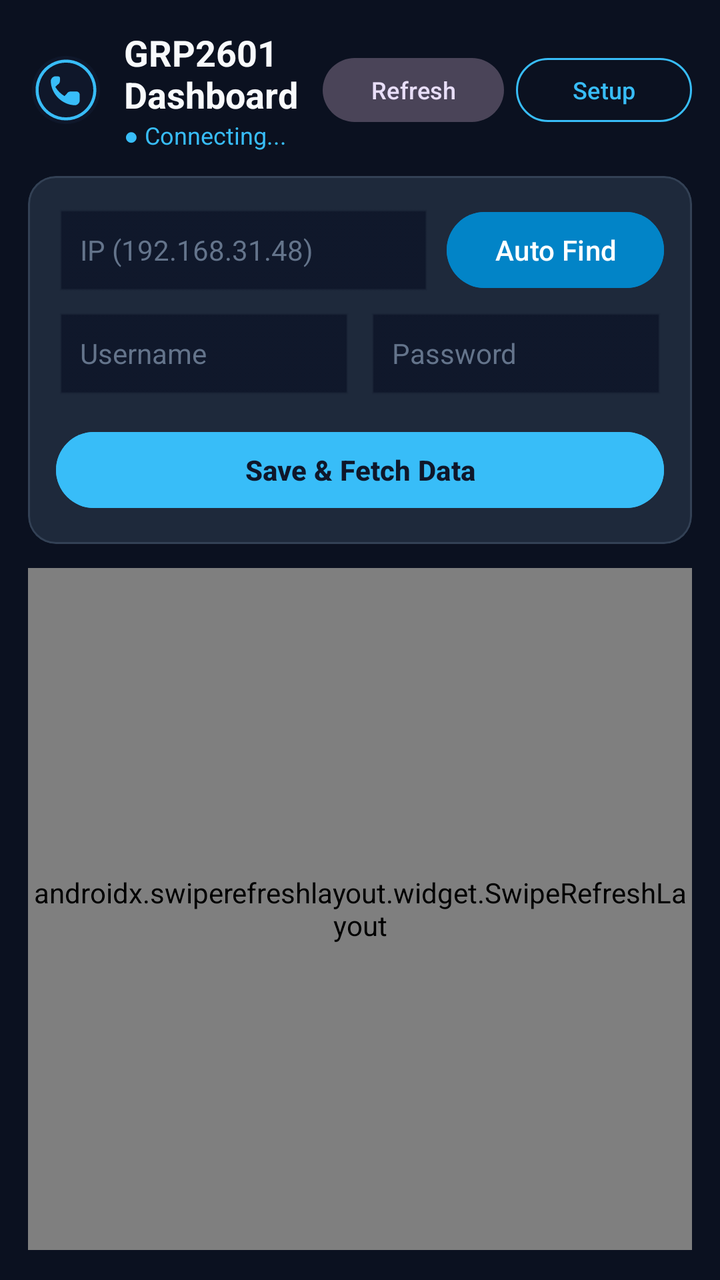
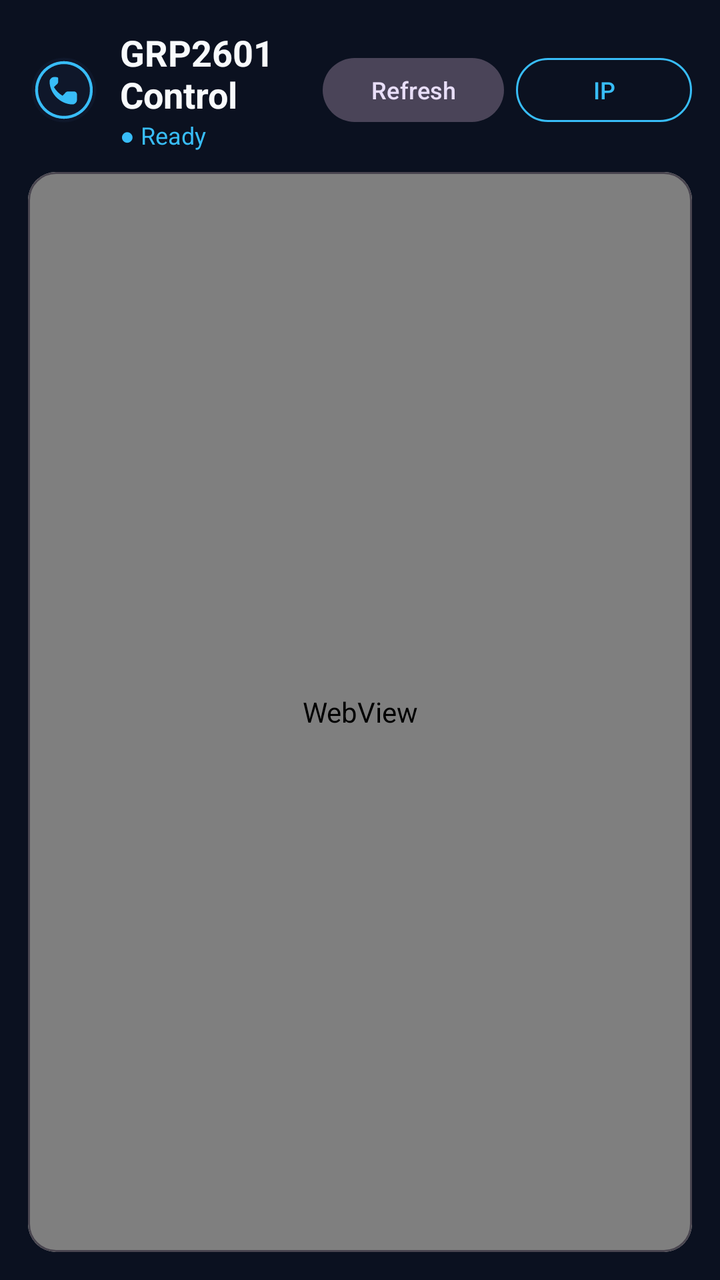

Compare the two renders of this Android layout. The source of the first and the diff that turns it into the second are given below.
<!-- AndroidManifest.xml: application theme Theme.GRPManager -->
<!-- res/layout/activity_main.xml -->
<?xml version="1.0" encoding="utf-8"?>
<LinearLayout xmlns:android="http://schemas.android.com/apk/res/android"
    xmlns:app="http://schemas.android.com/apk/res-auto"
    android:layout_width="match_parent"
    android:layout_height="match_parent"
    android:background="#0B1120"
    android:orientation="vertical"
    android:padding="14dp">

    
    <LinearLayout
        android:layout_width="match_parent"
        android:layout_height="wrap_content"
        android:gravity="center_vertical"
        android:orientation="horizontal"
        android:paddingBottom="12dp">

        <ImageView
            android:layout_width="38dp"
            android:layout_height="38dp"
            android:src="@drawable/ic_grp_logo" />

        <LinearLayout
            android:layout_width="0dp"
            android:layout_height="wrap_content"
            android:layout_marginStart="10dp"
            android:layout_weight="1"
            android:orientation="vertical">

            <TextView
                android:layout_width="wrap_content"
                android:layout_height="wrap_content"
                android:text="GRP2601 Dashboard"
                android:textColor="#F8FAFC"
                android:textSize="18sp"
                android:textStyle="bold" />

            <TextView
                android:id="@+id/tvConnectionBadge"
                android:layout_width="wrap_content"
                android:layout_height="wrap_content"
                android:text="● Connecting..."
                android:textColor="#38BDF8"
                android:textSize="12sp" />
        </LinearLayout>

        <Button
            android:id="@+id/btnRefresh"
            style="@style/Widget.Material3.Button.TonalButton"
            android:layout_width="wrap_content"
            android:layout_height="40dp"
            android:layout_marginEnd="6dp"
            android:text="Refresh"
            android:textSize="12sp" />

        <Button
            android:id="@+id/btnToggleSettings"
            style="@style/Widget.Material3.Button.OutlinedButton"
            android:layout_width="wrap_content"
            android:layout_height="40dp"
            android:text="Setup"
            android:textColor="#38BDF8"
            android:textSize="12sp"
            app:strokeColor="#38BDF8" />
    </LinearLayout>

    
    <com.google.android.material.card.MaterialCardView
        android:id="@+id/cardConfig"
        android:layout_width="match_parent"
        android:layout_height="wrap_content"
        android:layout_marginBottom="12dp"
        app:cardBackgroundColor="#1E293B"
        app:cardCornerRadius="14dp"
        app:strokeColor="#334155"
        app:strokeWidth="1dp">

        <LinearLayout
            android:layout_width="match_parent"
            android:layout_height="wrap_content"
            android:orientation="vertical"
            android:padding="14dp">

            <LinearLayout
                android:layout_width="match_parent"
                android:layout_height="wrap_content"
                android:orientation="horizontal">

                <EditText
                    android:id="@+id/etIp"
                    android:layout_width="0dp"
                    android:layout_height="46dp"
                    android:layout_weight="1"
                    android:background="@android:drawable/edit_text"
                    android:backgroundTint="#0F172A"
                    android:hint="IP (192.168.31.48)"
                    android:inputType="textUri"
                    android:paddingHorizontal="12dp"
                    android:textColor="#FFFFFF"
                    android:textColorHint="#64748B"
                    android:textSize="14sp" />

                <Button
                    android:id="@+id/btnAutoScan"
                    android:layout_width="wrap_content"
                    android:layout_height="46dp"
                    android:layout_marginStart="8dp"
                    android:backgroundTint="#0284C7"
                    android:text="Auto Find"
                    android:textColor="#FFFFFF" />
            </LinearLayout>

            <LinearLayout
                android:layout_width="match_parent"
                android:layout_height="wrap_content"
                android:layout_marginTop="8dp"
                android:orientation="horizontal">

                <EditText
                    android:id="@+id/etUser"
                    android:layout_width="0dp"
                    android:layout_height="46dp"
                    android:layout_marginEnd="4dp"
                    android:layout_weight="1"
                    android:background="@android:drawable/edit_text"
                    android:backgroundTint="#0F172A"
                    android:hint="Username"
                    android:paddingHorizontal="12dp"
                    android:textColor="#FFFFFF"
                    android:textColorHint="#64748B"
                    android:textSize="14sp" />

                <EditText
                    android:id="@+id/etPass"
                    android:layout_width="0dp"
                    android:layout_height="46dp"
                    android:layout_marginStart="4dp"
                    android:layout_weight="1"
                    android:background="@android:drawable/edit_text"
                    android:backgroundTint="#0F172A"
                    android:hint="Password"
                    android:inputType="textPassword"
                    android:paddingHorizontal="12dp"
                    android:textColor="#FFFFFF"
                    android:textColorHint="#64748B"
                    android:textSize="14sp" />
            </LinearLayout>

            <Button
                android:id="@+id/btnConnect"
                android:layout_width="match_parent"
                android:layout_height="46dp"
                android:layout_marginTop="10dp"
                android:backgroundTint="#38BDF8"
                android:text="Save &amp; Fetch Data"
                android:textColor="#0F172A"
                android:textStyle="bold" />
        </LinearLayout>
    </com.google.android.material.card.MaterialCardView>

    
    <androidx.swiperefreshlayout.widget.SwipeRefreshLayout
        android:id="@+id/swipeRefresh"
        android:layout_width="match_parent"
        android:layout_height="0dp"
        android:layout_weight="1">

        <ScrollView
            android:layout_width="match_parent"
            android:layout_height="match_parent">

            <LinearLayout
                android:id="@+id/cardsContainer"
                android:layout_width="match_parent"
                android:layout_height="wrap_content"
                android:orientation="vertical"
                android:paddingBottom="20dp">

                
                <TextView
                    android:id="@+id/tvEmptyState"
                    android:layout_width="match_parent"
                    android:layout_height="wrap_content"
                    android:gravity="center"
                    android:padding="30dp"
                    android:text="ব্যাকগ্রাউন্ড থেকে ডাটা আনা হচ্ছে..."
                    android:textColor="#94A3B8"
                    android:textSize="15sp" />
            </LinearLayout>
        </ScrollView>
    </androidx.swiperefreshlayout.widget.SwipeRefreshLayout>

    
    <WebView
        android:id="@+id/hiddenWebView"
        android:layout_width="1dp"
        android:layout_height="1dp"
        android:visibility="invisible" />

</LinearLayout>
<!-- resources referenced by this layout -->
<resources>
  <!-- drawable ic_grp_logo (drawable) -->
  <vector xmlns:android="http://schemas.android.com/apk/res/android"
      android:width="120dp"
      android:height="120dp"
      android:viewportWidth="100"
      android:viewportHeight="100">
      <path
          android:fillColor="#0F172A"
          android:pathData="M50,5 A45,45 0 1,1 49.9,5 Z" />
      <path
          android:strokeColor="#38BDF8"
          android:strokeWidth="4"
          android:fillColor="#00000000"
          android:pathData="M50,12 A38,38 0 1,1 49.9,12 Z" />
      <path
          android:fillColor="#38BDF8"
          android:pathData="M36,32 C33,32 30,35 30,38 C30,55 45,70 62,70 C65,70 68,67 68,64 L68,56 C68,54 66,52 64,52 L56,52 C54,52 52,53 51,55 L48,58 C43,55 39,51 36,46 L39,43 C41,42 42,40 42,38 L42,34 C42,32 40,32 36,32 Z" />
  </vector>
  <style name="Theme.GRPManager" parent="Theme.Material3.Dark.NoActionBar">
          <item name="colorPrimary">#38BDF8</item>
          <item name="colorOnPrimary">#0F172A</item>
          <item name="colorSecondary">#0EA5E9</item>
          <item name="android:windowBackground">#0B1120</item>
          <item name="android:statusBarColor">#0B1120</item>
      </style>
</resources>

<!-- the commit's change to res/layout/activity_main.xml (unified diff, before → after) -->
@@ -13,11 +13,11 @@
         android:layout_height="wrap_content"
         android:gravity="center_vertical"
         android:orientation="horizontal"
-        android:paddingBottom="12dp">
+        android:paddingBottom="10dp">
 
         <ImageView
-            android:layout_width="38dp"
-            android:layout_height="38dp"
+            android:layout_width="36dp"
+            android:layout_height="36dp"
             android:src="@drawable/ic_grp_logo" />
 
         <LinearLayout
@@ -30,7 +30,7 @@
             <TextView
                 android:layout_width="wrap_content"
                 android:layout_height="wrap_content"
-                android:text="GRP2601 Dashboard"
+                android:text="GRP2601 Control"
                 android:textColor="#F8FAFC"
                 android:textSize="18sp"
                 android:textStyle="bold" />
@@ -39,7 +39,7 @@
                 android:id="@+id/tvConnectionBadge"
                 android:layout_width="wrap_content"
                 android:layout_height="wrap_content"
-                android:text="● Connecting..."
+                android:text="● Ready"
                 android:textColor="#38BDF8"
                 android:textSize="12sp" />
         </LinearLayout>
@@ -54,11 +54,11 @@
             android:textSize="12sp" />
 
         <Button
-            android:id="@+id/btnToggleSettings"
+            android:id="@+id/btnToggleIp"
             style="@style/Widget.Material3.Button.OutlinedButton"
             android:layout_width="wrap_content"
             android:layout_height="40dp"
-            android:text="Setup"
+            android:text="IP"
             android:textColor="#38BDF8"
             android:textSize="12sp"
             app:strokeColor="#38BDF8" />
@@ -66,135 +66,95 @@
 
     
     <com.google.android.material.card.MaterialCardView
-        android:id="@+id/cardConfig"
+        android:id="@+id/cardIpSetup"
         android:layout_width="match_parent"
         android:layout_height="wrap_content"
-        android:layout_marginBottom="12dp"
+        android:layout_marginBottom="10dp"
+        android:visibility="gone"
         app:cardBackgroundColor="#1E293B"
-        app:cardCornerRadius="14dp"
+        app:cardCornerRadius="12dp"
         app:strokeColor="#334155"
         app:strokeWidth="1dp">
 
         <LinearLayout
             android:layout_width="match_parent"
             android:layout_height="wrap_content"
-            android:orientation="vertical"
-            android:padding="14dp">
+            android:orientation="horizontal"
+            android:padding="10dp">
 
-            <LinearLayout
-                android:layout_width="match_parent"
-                android:layout_height="wrap_content"
-                android:orientation="horizontal">
-
-                <EditText
-                    android:id="@+id/etIp"
-                    android:layout_width="0dp"
-                    android:layout_height="46dp"
-                    android:layout_weight="1"
-                    android:background="@android:drawable/edit_text"
-                    android:backgroundTint="#0F172A"
-                    android:hint="IP (192.168.31.48)"
-                    android:inputType="textUri"
-                    android:paddingHorizontal="12dp"
-                    android:textColor="#FFFFFF"
-                    android:textColorHint="#64748B"
-                    android:textSize="14sp" />
-
-                <Button
-                    android:id="@+id/btnAutoScan"
-                    android:layout_width="wrap_content"
-                    android:layout_height="46dp"
-                    android:layout_marginStart="8dp"
-                    android:backgroundTint="#0284C7"
-                    android:text="Auto Find"
-                    android:textColor="#FFFFFF" />
-            </LinearLayout>
-
-            <LinearLayout
-                android:layout_width="match_parent"
-                android:layout_height="wrap_content"
-                android:layout_marginTop="8dp"
-                android:orientation="horizontal">
-
-                <EditText
-                    android:id="@+id/etUser"
-                    android:layout_width="0dp"
-                    android:layout_height="46dp"
-                    android:layout_marginEnd="4dp"
-                    android:layout_weight="1"
-                    android:background="@android:drawable/edit_text"
-                    android:backgroundTint="#0F172A"
-                    android:hint="Username"
-                    android:paddingHorizontal="12dp"
-                    android:textColor="#FFFFFF"
-                    android:textColorHint="#64748B"
-                    android:textSize="14sp" />
-
-                <EditText
-                    android:id="@+id/etPass"
-                    android:layout_width="0dp"
-                    android:layout_height="46dp"
-                    android:layout_marginStart="4dp"
-                    android:layout_weight="1"
-                    android:background="@android:drawable/edit_text"
-                    android:backgroundTint="#0F172A"
-                    android:hint="Password"
-                    android:inputType="textPassword"
-                    android:paddingHorizontal="12dp"
-                    android:textColor="#FFFFFF"
-                    android:textColorHint="#64748B"
-                    android:textSize="14sp" />
-            </LinearLayout>
+            <EditText
+                android:id="@+id/etIp"
+                android:layout_width="0dp"
+                android:layout_height="44dp"
+                android:layout_weight="1"
+                android:background="@android:drawable/edit_text"
+                android:backgroundTint="#0F172A"
+                android:hint="192.168.31.48"
+                android:inputType="textUri"
+                android:paddingHorizontal="10dp"
+                android:textColor="#FFFFFF"
+                android:textSize="14sp" />
 
             <Button
-                android:id="@+id/btnConnect"
-                android:layout_width="match_parent"
-                android:layout_height="46dp"
-                android:layout_marginTop="10dp"
+                android:id="@+id/btnAutoScan"
+                android:layout_width="wrap_content"
+                android:layout_height="44dp"
+                android:layout_marginStart="6dp"
+                android:backgroundTint="#0284C7"
+                android:text="Auto"
+                android:textColor="#FFFFFF" />
+
+            <Button
+                android:id="@+id/btnSaveIp"
+                android:layout_width="wrap_content"
+                android:layout_height="44dp"
+                android:layout_marginStart="6dp"
                 android:backgroundTint="#38BDF8"
-                android:text="Save &amp; Fetch Data"
+                android:text="Go"
                 android:textColor="#0F172A"
                 android:textStyle="bold" />
         </LinearLayout>
     </com.google.android.material.card.MaterialCardView>
 
     
-    <androidx.swiperefreshlayout.widget.SwipeRefreshLayout
-        android:id="@+id/swipeRefresh"
+    <FrameLayout
         android:layout_width="match_parent"
         android:layout_height="0dp"
         android:layout_weight="1">
 
-        <ScrollView
+        
+        <com.google.android.material.card.MaterialCardView
+            android:id="@+id/webLoginContainer"
             android:layout_width="match_parent"
-            android:layout_height="match_parent">
+            android:layout_height="match_parent"
+            app:cardBackgroundColor="#FFFFFF"
+            app:cardCornerRadius="14dp">
 
-            <LinearLayout
-                android:id="@+id/cardsContainer"
+            <WebView
+                android:id="@+id/webView"
                 android:layout_width="match_parent"
-                android:layout_height="wrap_content"
-                android:orientation="vertical"
-                android:paddingBottom="20dp">
+                android:layout_height="match_parent" />
+        </com.google.android.material.card.MaterialCardView>
 
-                
-                <TextView
-                    android:id="@+id/tvEmptyState"
+        
+        <androidx.swiperefreshlayout.widget.SwipeRefreshLayout
+            android:id="@+id/swipeRefresh"
+            android:layout_width="match_parent"
+            android:layout_height="match_parent"
+            android:visibility="gone">
+
+            <ScrollView
+                android:layout_width="match_parent"
+                android:layout_height="match_parent">
+
+                <LinearLayout
+                    android:id="@+id/cardsContainer"
                     android:layout_width="match_parent"
                     android:layout_height="wrap_content"
-                    android:gravity="center"
-                    android:padding="30dp"
-                    android:text="ব্যাকগ্রাউন্ড থেকে ডাটা আনা হচ্ছে..."
-                    android:textColor="#94A3B8"
-                    android:textSize="15sp" />
-            </LinearLayout>
-        </ScrollView>
-    </androidx.swiperefreshlayout.widget.SwipeRefreshLayout>
+                    android:orientation="vertical"
+                    android:paddingBottom="20dp" />
+            </ScrollView>
+        </androidx.swiperefreshlayout.widget.SwipeRefreshLayout>
 
-    
-    <WebView
-        android:id="@+id/hiddenWebView"
-        android:layout_width="1dp"
-        android:layout_height="1dp"
-        android:visibility="invisible" />
-
+    </FrameLayout>
 </LinearLayout>
